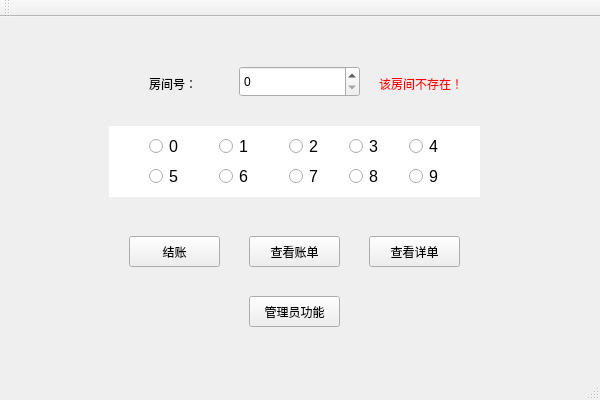
This is server/mainwindow.ui in dyzsr/se2019hotel as Qt 5 draws it before an edit. The edited form follows.
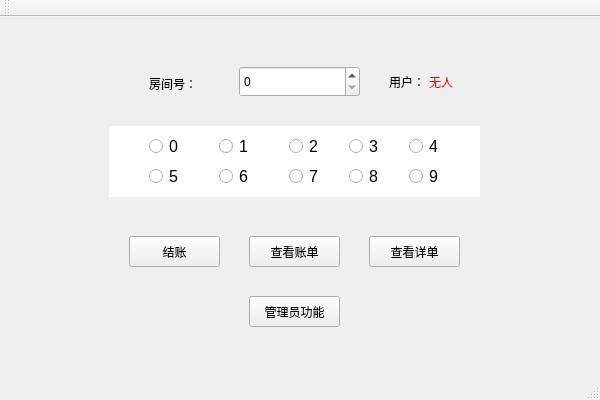
This is the edited form.

Patch:
```diff
--- a/server/mainwindow.ui
+++ b/server/mainwindow.ui
@@ -85,56 +85,6 @@
        <string>查看详单</string>
       </property>
      </widget>
-     <widget class="QLabel" name="lb_roomIdnotValid">
-      <property name="geometry">
-       <rect>
-        <x>380</x>
-        <y>60</y>
-        <width>101</width>
-        <height>16</height>
-       </rect>
-      </property>
-      <property name="palette">
-       <palette>
-        <active>
-         <colorrole role="WindowText">
-          <brush brushstyle="SolidPattern">
-           <color alpha="255">
-            <red>255</red>
-            <green>0</green>
-            <blue>0</blue>
-           </color>
-          </brush>
-         </colorrole>
-        </active>
-        <inactive>
-         <colorrole role="WindowText">
-          <brush brushstyle="SolidPattern">
-           <color alpha="255">
-            <red>255</red>
-            <green>0</green>
-            <blue>0</blue>
-           </color>
-          </brush>
-         </colorrole>
-        </inactive>
-        <disabled>
-         <colorrole role="WindowText">
-          <brush brushstyle="SolidPattern">
-           <color alpha="255">
-            <red>120</red>
-            <green>120</green>
-            <blue>120</blue>
-           </color>
-          </brush>
-         </colorrole>
-        </disabled>
-       </palette>
-      </property>
-      <property name="text">
-       <string>该房间不存在！</string>
-      </property>
-     </widget>
      <widget class="QLabel" name="label">
       <property name="geometry">
        <rect>
@@ -341,6 +291,35 @@
        </property>
       </widget>
      </widget>
+     <widget class="QLabel" name="label2">
+      <property name="geometry">
+       <rect>
+        <x>390</x>
+        <y>50</y>
+        <width>41</width>
+        <height>31</height>
+       </rect>
+      </property>
+      <property name="text">
+       <string>用户：</string>
+      </property>
+     </widget>
+     <widget class="QLabel" name="lb_usrId">
+      <property name="geometry">
+       <rect>
+        <x>430</x>
+        <y>50</y>
+        <width>71</width>
+        <height>31</height>
+       </rect>
+      </property>
+      <property name="styleSheet">
+       <string notr="true">color: #ff0000;</string>
+      </property>
+      <property name="text">
+       <string>无人</string>
+      </property>
+     </widget>
     </widget>
    </widget>
   </widget>
```
